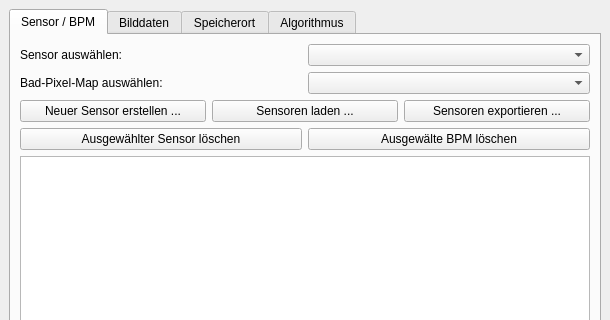
This is main/resources/base/badPixelMainWindow.ui in TrandyAndy/Bad-Pixel as Qt 5 draws it before an edit; both pictures show x 0 to 610 and y 0 to 320 of the 610 by 607 pixel window. The edited form follows.
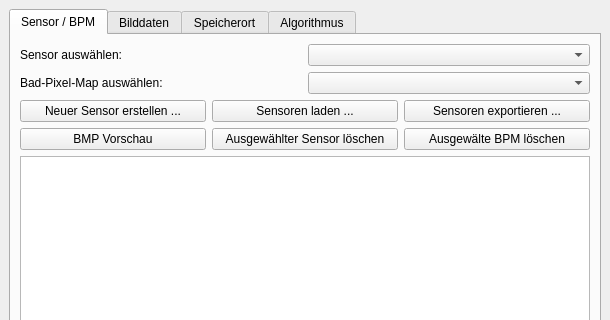
This is the edited form.

Commit message: BPM Vorschau, unnötige Prints entfernt

```diff
--- a/main/resources/base/badPixelMainWindow.ui
+++ b/main/resources/base/badPixelMainWindow.ui
@@ -92,6 +92,13 @@
           </item>
           <item>
            <layout class="QHBoxLayout" name="horizontalLayout_10">
+            <item>
+             <widget class="QPushButton" name="pushButtonBPMVorschau">
+              <property name="text">
+               <string>BMP Vorschau</string>
+              </property>
+             </widget>
+            </item>
             <item>
              <widget class="QPushButton" name="pushButtonBPMSensorLoeschen">
               <property name="text">
```
The commit also changes 2 other files.
